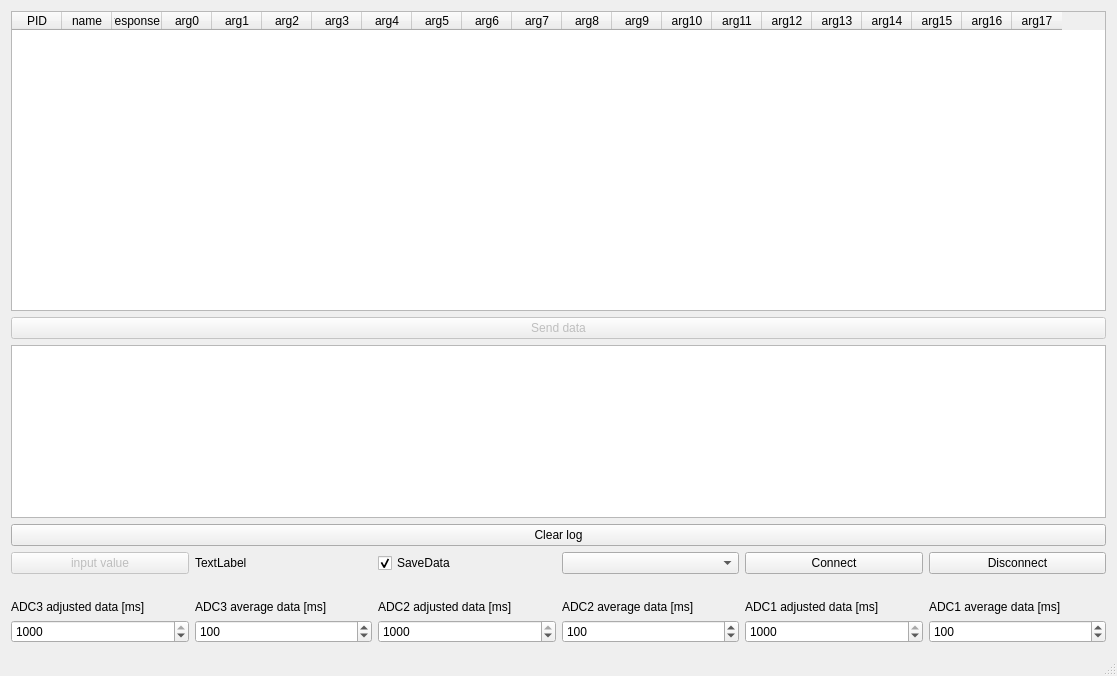
Old version of the form mainwindow.ui in the repository rezy91/TestBoard785.
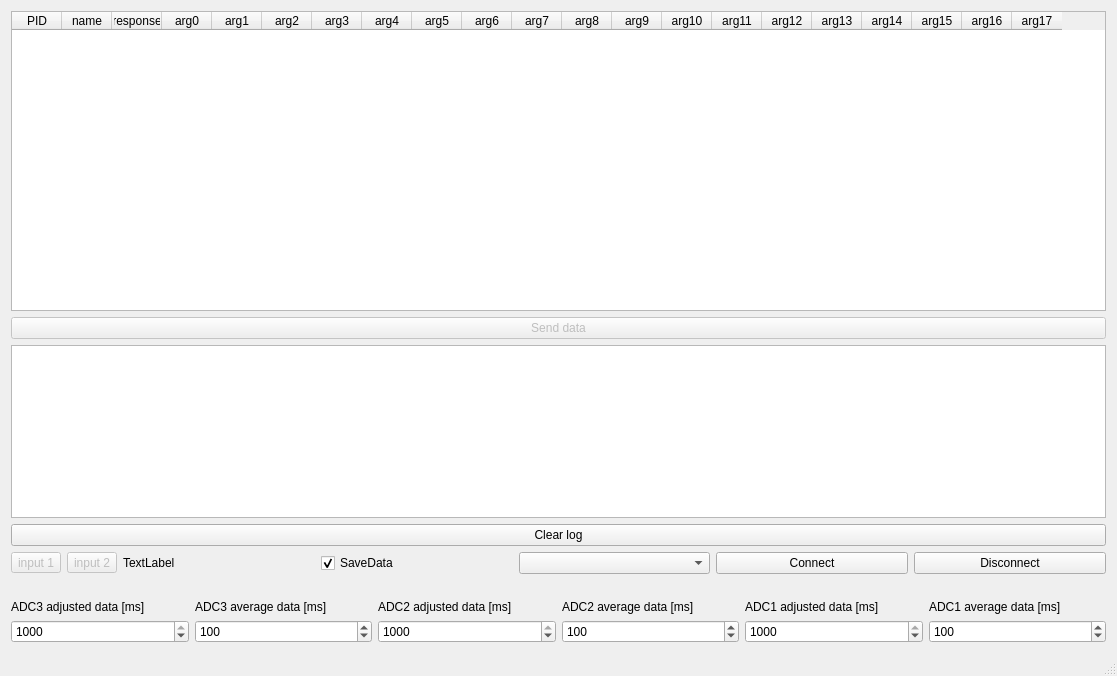
New version of the form.

Commit message: reading inputs plus checkbox has no meaning at now

What changed in the file:
```diff
--- a/mainwindow.ui
+++ b/mainwindow.ui
@@ -68,7 +68,7 @@
         </column>
         <column>
          <property name="text">
-          <string>response </string>
+          <string>response</string>
          </property>
         </column>
         <column>
@@ -182,7 +182,7 @@
      </layout>
     </item>
     <item row="5" column="0">
-     <layout class="QHBoxLayout" name="horizontalLayout" stretch="0,0,0,0,0,0">
+     <layout class="QHBoxLayout" name="horizontalLayout" stretch="0,0,0,0,0,0,0">
       <property name="spacing">
        <number>6</number>
       </property>
@@ -193,21 +193,22 @@
        <number>0</number>
       </property>
       <item>
-       <widget class="QPushButton" name="pushButton">
+       <widget class="QToolButton" name="toolButton">
         <property name="enabled">
          <bool>false</bool>
         </property>
-        <property name="baseSize">
-         <size>
-          <width>0</width>
-          <height>0</height>
-         </size>
+        <property name="text">
+         <string>input 1</string>
         </property>
-        <property name="autoFillBackground">
+       </widget>
+      </item>
+      <item>
+       <widget class="QToolButton" name="toolButton_2">
+        <property name="enabled">
          <bool>false</bool>
         </property>
         <property name="text">
-         <string>input value</string>
+         <string>input 2</string>
         </property>
        </widget>
       </item>
```
The commit also changes 2 other files.
